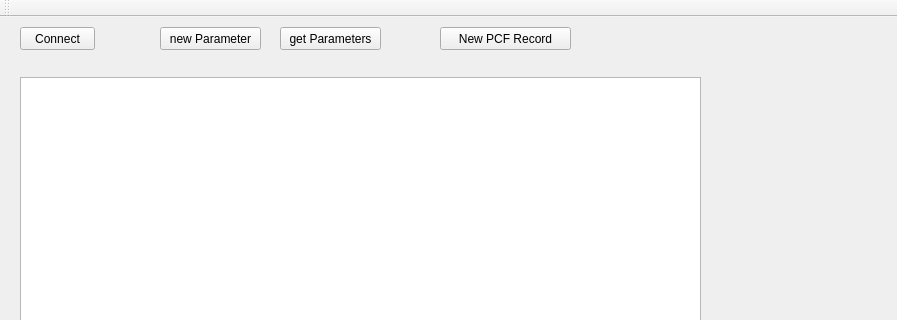
First picture: the form in application/GUI/SC2KGUI/mainwindow.ui, repository leodido99/srdb_manager, before the edit; both pictures show x 0 to 897 and y 0 to 320 of the 897 by 633 pixel window.
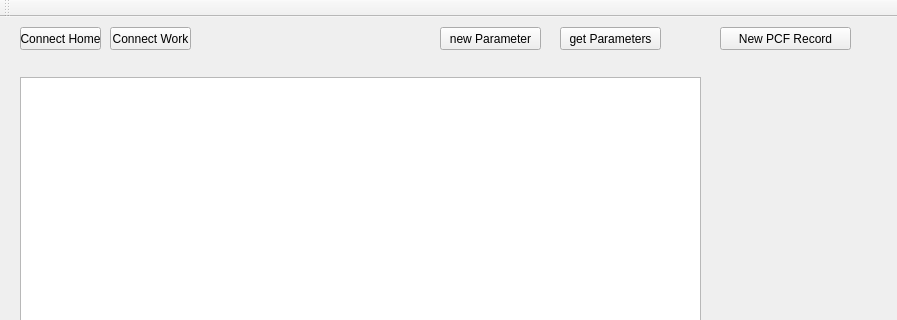
Second picture: the form after the edit.

Diff of the .ui file:
```diff
--- a/application/GUI/SC2KGUI/mainwindow.ui
+++ b/application/GUI/SC2KGUI/mainwindow.ui
@@ -19,18 +19,18 @@
      <rect>
       <x>20</x>
       <y>10</y>
-      <width>75</width>
+      <width>81</width>
       <height>23</height>
      </rect>
     </property>
     <property name="text">
-     <string>Connect</string>
+     <string>Connect Home</string>
     </property>
    </widget>
    <widget class="QPushButton" name="newparam">
     <property name="geometry">
      <rect>
-      <x>160</x>
+      <x>440</x>
       <y>10</y>
       <width>101</width>
       <height>23</height>
@@ -43,7 +43,7 @@
    <widget class="QPushButton" name="getparam">
     <property name="geometry">
      <rect>
-      <x>280</x>
+      <x>560</x>
       <y>10</y>
       <width>101</width>
       <height>23</height>
@@ -76,7 +76,7 @@
    <widget class="QPushButton" name="btnNewPCFRec">
     <property name="geometry">
      <rect>
-      <x>440</x>
+      <x>720</x>
       <y>10</y>
       <width>131</width>
       <height>23</height>
@@ -86,6 +86,19 @@
      <string>New PCF Record</string>
     </property>
    </widget>
+   <widget class="QPushButton" name="connectDB_2">
+    <property name="geometry">
+     <rect>
+      <x>110</x>
+      <y>10</y>
+      <width>81</width>
+      <height>23</height>
+     </rect>
+    </property>
+    <property name="text">
+     <string>Connect Work</string>
+    </property>
+   </widget>
   </widget>
   <widget class="QMenuBar" name="menuBar">
    <property name="geometry">
```
